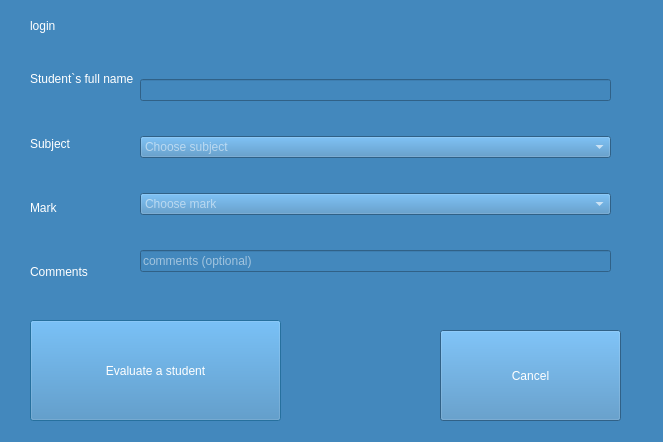
First picture: the form in QTcreator/Diary/add_mark_2.ui, repository albaSANDROS/DIPLOMA-PROJECT.-Multi-user-client-server-application-e-journal, before the edit.
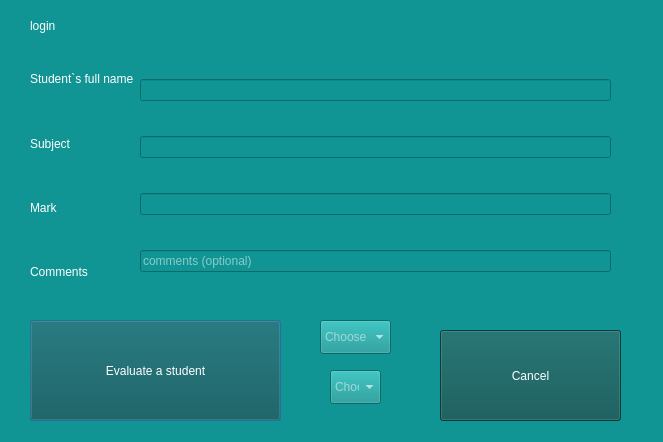
Second picture: the form after the edit.

Commit message: Changed program style

What changed in the file:
```diff
--- a/QTcreator/Diary/add_mark_2.ui
+++ b/QTcreator/Diary/add_mark_2.ui
@@ -14,8 +14,10 @@
    <string>Dialog</string>
   </property>
   <property name="styleSheet">
-   <string notr="true">background-color: rgb(67, 136, 189);
-selection-color: rgb(22, 34, 49);</string>
+   <string notr="true">
+background-color: rgb(16, 149, 148);
+
+color: rgb(255, 255, 255);</string>
   </property>
   <widget class="QPushButton" name="pushButton_evaluate">
    <property name="geometry">
@@ -27,7 +29,9 @@
     </rect>
    </property>
    <property name="styleSheet">
-    <string notr="true">color: rgb(255, 255, 255);</string>
+    <string notr="true">background-color: rgb(29, 35, 35);
+background-color: rgb(9, 83, 82);
+color: rgb(255, 255, 255);</string>
    </property>
    <property name="text">
     <string>Evaluate a student</string>
@@ -43,7 +47,9 @@
     </rect>
    </property>
    <property name="styleSheet">
-    <string notr="true">color: rgb(255, 255, 255);</string>
+    <string notr="true">background-color: rgb(29, 35, 35);
+background-color: rgb(9, 83, 82);
+color: rgb(255, 255, 255);</string>
    </property>
    <property name="text">
     <string>Cancel</string>
@@ -123,13 +129,54 @@
      <layout class="QVBoxLayout" name="verticalLayout">
       <item>
        <widget class="QLineEdit" name="lineEdit_full_name">
+        <property name="styleSheet">
+         <string notr="true">color: rgb(255, 255, 255);</string>
+        </property>
         <property name="readOnly">
          <bool>true</bool>
         </property>
        </widget>
       </item>
       <item>
+       <widget class="QLineEdit" name="lineEdit_subjectName">
+        <property name="styleSheet">
+         <string notr="true">color: rgb(255, 255, 255);</string>
+        </property>
+        <property name="readOnly">
+         <bool>true</bool>
+        </property>
+       </widget>
+      </item>
+      <item>
+       <widget class="QLineEdit" name="lineEdit_mark">
+        <property name="styleSheet">
+         <string notr="true">color: rgb(255, 255, 255);</string>
+        </property>
+       </widget>
+      </item>
+      <item>
+       <widget class="QLineEdit" name="lineEdit_comment">
+        <property name="styleSheet">
+         <string notr="true">color: rgb(255, 255, 255);</string>
+        </property>
+        <property name="placeholderText">
+         <string>comments (optional)</string>
+        </property>
+       </widget>
+      </item>
+     </layout>
+    </item>
+   </layout>
+  </widget>
        <widget class="QComboBox" name="comboBox_subject">
+   <property name="geometry">
+    <rect>
+     <x>330</x>
+     <y>370</y>
+     <width>51</width>
+     <height>34</height>
+    </rect>
+   </property>
         <property name="styleSheet">
          <string notr="true">color: rgb(255, 255, 255);</string>
         </property>
@@ -152,9 +199,15 @@
          </property>
         </item>
        </widget>
-      </item>
-      <item>
        <widget class="QComboBox" name="comboBox_mark">
+   <property name="geometry">
+    <rect>
+     <x>320</x>
+     <y>320</y>
+     <width>71</width>
+     <height>34</height>
+    </rect>
+   </property>
         <property name="styleSheet">
          <string notr="true">color: rgb(255, 255, 255);</string>
         </property>
@@ -216,21 +269,6 @@
           <string>10</string>
          </property>
         </item>
-       </widget>
-      </item>
-      <item>
-       <widget class="QLineEdit" name="lineEdit_comment">
-        <property name="styleSheet">
-         <string notr="true">color: rgb(255, 255, 255);</string>
-        </property>
-        <property name="placeholderText">
-         <string>comments (optional)</string>
-        </property>
-       </widget>
-      </item>
-     </layout>
-    </item>
-   </layout>
   </widget>
  </widget>
  <resources/>
```
Lines whose indentation alone changed are shown as unchanged. The commit also changes 40 other files.
